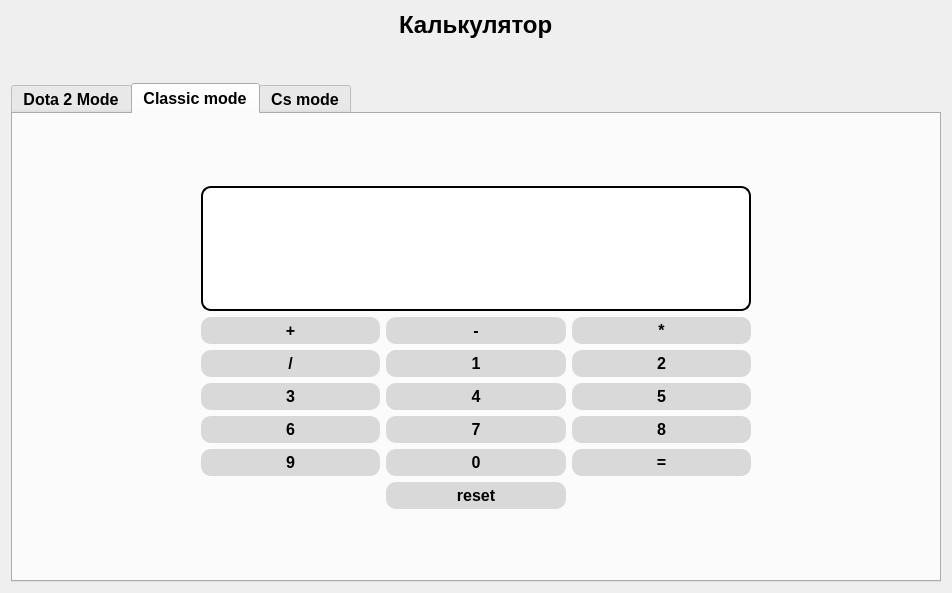
This is templates/calc.ui in VANT00Z/Game-Helper as Qt 5 draws it before an edit. The edited form follows.
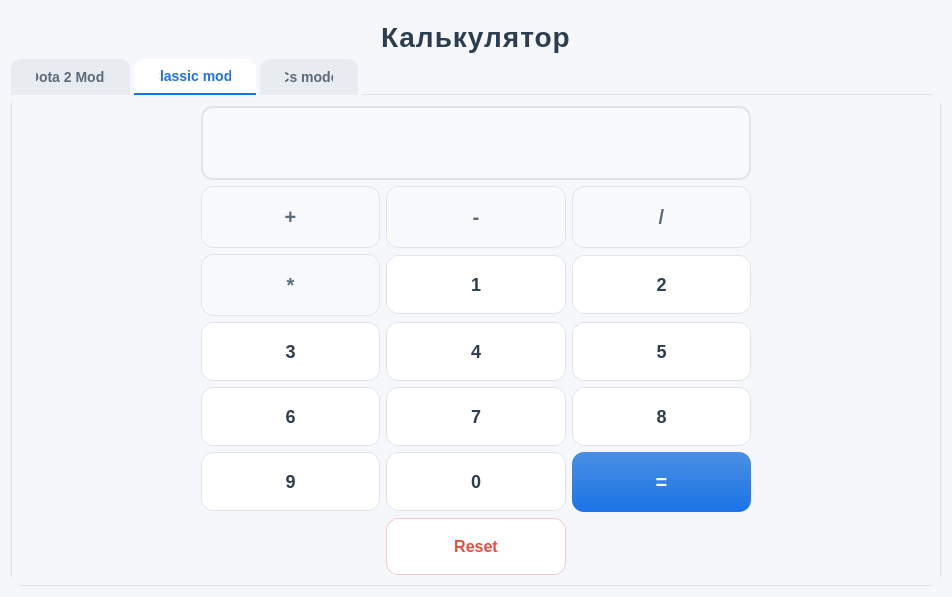
This is the edited form. The open tabs and pages were chosen to show the change.

What changed in the file:
```diff
--- a/templates/calc.ui
+++ b/templates/calc.ui
@@ -10,6 +10,9 @@
     <height>593</height>
    </rect>
   </property>
+  <property name="styleSheet">
+   <string notr="true">background-color: #f5f7fa;</string>
+  </property>
   <property name="windowTitle">
    <string>Form</string>
   </property>
@@ -32,7 +35,7 @@
      <item row="0" column="0" alignment="Qt::AlignHCenter|Qt::AlignTop">
       <widget class="QLabel" name="titleLabel">
        <property name="styleSheet">
-        <string notr="true">font-size: 24px; font-weight: 900;</string>
+        <string notr="true">font-size: 28px; font-weight: 700; color: #2c3e50; letter-spacing: 1px; margin-top: 10px;</string>
        </property>
        <property name="text">
         <string>Калькулятор</string>
@@ -45,7 +48,33 @@
         <cursorShape>PointingHandCursor</cursorShape>
        </property>
        <property name="styleSheet">
-        <string notr="true">font-weight: 900; font-size: 16px;</string>
+        <string notr="true">
+         QTabWidget::pane {
+             border: 1px solid #e0e0e0;
+             border-radius: 12px;
+             background: #ffffff;
+             margin-top: -1px;
+         }
+         QTabBar::tab {
+             background: #e8ecf1;
+             color: #5a6a7a;
+             font-weight: 600;
+             font-size: 14px;
+             padding: 10px 25px;
+             margin-right: 4px;
+             border-top-left-radius: 10px;
+             border-top-right-radius: 10px;
+         }
+         QTabBar::tab:selected {
+             background: #ffffff;
+             color: #1a73e8;
+             border-bottom: 2px solid #1a73e8;
+         }
+         QTabBar::tab:hover:!selected {
+             background: #dce3eb;
+             color: #2c3e50;
+         }
+        </string>
        </property>
        <property name="currentIndex">
         <number>2</number>
@@ -224,8 +253,16 @@
            <item row="1" column="1" colspan="3">
             <widget class="QLabel" name="answer">
              <property name="styleSheet">
-              <string notr="true">font-size: 24px; font-weight: 900; border-radius: 10px; background-color: white;
-border: solid; border-width: 2px;</string>
+              <string notr="true">
+               font-size: 28px;
+               font-weight: 600;
+               color: #2c3e50;
+               background: #f8f9fa;
+               border: 2px solid #e0e4e8;
+               border-radius: 12px;
+               padding: 15px;
+               min-height: 40px;
+              </string>
              </property>
              <property name="text">
               <string/>
@@ -235,8 +272,24 @@
            <item row="4" column="3">
             <widget class="QPushButton" name="fiveButton">
              <property name="styleSheet">
-              <string notr="true">background-color: rgba(217, 217, 217, 1); font-size: 16px; padding: 4px; 
-border-radius: 10px; font-weight: 900; </string>
+              <string notr="true">
+               QPushButton {
+                   background: #ffffff;
+                   color: #2c3e50;
+                   font-size: 18px;
+                   font-weight: 600;
+                   padding: 18px;
+                   border-radius: 12px;
+                   border: 1px solid #e0e4e8;
+               }
+               QPushButton:hover {
+                   background: #f0f4f8;
+                   border-color: #c0c8d0;
+               }
+               QPushButton:pressed {
+                   background: #e2e8f0;
+               }
+              </string>
              </property>
              <property name="text">
               <string>5</string>
@@ -246,8 +299,24 @@
            <item row="5" column="2">
             <widget class="QPushButton" name="sevenButton">
              <property name="styleSheet">
-              <string notr="true">background-color: rgba(217, 217, 217, 1); font-size: 16px; padding: 4px; 
-border-radius: 10px; font-weight: 900; </string>
+              <string notr="true">
+               QPushButton {
+                   background: #ffffff;
+                   color: #2c3e50;
+                   font-size: 18px;
+                   font-weight: 600;
+                   padding: 18px;
+                   border-radius: 12px;
+                   border: 1px solid #e0e4e8;
+               }
+               QPushButton:hover {
+                   background: #f0f4f8;
+                   border-color: #c0c8d0;
+               }
+               QPushButton:pressed {
+                   background: #e2e8f0;
+               }
+              </string>
              </property>
              <property name="text">
               <string>7</string>
@@ -283,8 +352,23 @@
            <item row="6" column="3">
             <widget class="QPushButton" name="equalsButton">
              <property name="styleSheet">
-              <string notr="true">background-color: rgba(217, 217, 217, 1); font-size: 16px; padding: 4px; 
-border-radius: 10px; font-weight: 900; </string>
+              <string notr="true">
+               QPushButton {
+                   background: qlineargradient(x1:0, y1:0, x2:0, y2:1, stop:0 #4a90e2, stop:1 #1a73e8);
+                   color: white;
+                   font-size: 20px;
+                   font-weight: 700;
+                   padding: 18px;
+                   border-radius: 12px;
+                   border: none;
+               }
+               QPushButton:hover {
+                   background: qlineargradient(x1:0, y1:0, x2:0, y2:1, stop:0 #5a9ff2, stop:1 #2a83f8);
+               }
+               QPushButton:pressed {
+                   background: qlineargradient(x1:0, y1:0, x2:0, y2:1, stop:0 #3a80d2, stop:1 #0a63d8);
+               }
+              </string>
              </property>
              <property name="text">
               <string>=</string>
@@ -307,8 +391,24 @@
            <item row="4" column="1">
             <widget class="QPushButton" name="threeButton">
              <property name="styleSheet">
-              <string notr="true">background-color: rgba(217, 217, 217, 1); font-size: 16px; padding: 4px; 
-border-radius: 10px; font-weight: 900; </string>
+              <string notr="true">
+               QPushButton {
+                   background: #ffffff;
+                   color: #2c3e50;
+                   font-size: 18px;
+                   font-weight: 600;
+                   padding: 18px;
+                   border-radius: 12px;
+                   border: 1px solid #e0e4e8;
+               }
+               QPushButton:hover {
+                   background: #f0f4f8;
+                   border-color: #c0c8d0;
+               }
+               QPushButton:pressed {
+                   background: #e2e8f0;
+               }
+              </string>
              </property>
              <property name="text">
               <string>3</string>
@@ -318,8 +418,24 @@
            <item row="6" column="1">
             <widget class="QPushButton" name="nineButton">
              <property name="styleSheet">
-              <string notr="true">background-color: rgba(217, 217, 217, 1); font-size: 16px; padding: 4px; 
-border-radius: 10px; font-weight: 900; </string>
+              <string notr="true">
+               QPushButton {
+                   background: #ffffff;
+                   color: #2c3e50;
+                   font-size: 18px;
+                   font-weight: 600;
+                   padding: 18px;
+                   border-radius: 12px;
+                   border: 1px solid #e0e4e8;
+               }
+               QPushButton:hover {
+                   background: #f0f4f8;
+                   border-color: #c0c8d0;
+               }
+               QPushButton:pressed {
+                   background: #e2e8f0;
+               }
+              </string>
              </property>
              <property name="text">
               <string>9</string>
@@ -329,19 +445,51 @@
            <item row="7" column="2">
             <widget class="QPushButton" name="resetButton">
              <property name="styleSheet">
-              <string notr="true">background-color: rgba(217, 217, 217, 1); font-size: 16px; padding: 4px; 
-border-radius: 10px; font-weight: 900; </string>
+              <string notr="true">
+               QPushButton {
+                   background: #ffffff;
+                   color: #e74c3c;
+                   font-size: 16px;
+                   font-weight: 600;
+                   padding: 18px;
+                   border-radius: 12px;
+                   border: 1px solid #f5c6cb;
+               }
+               QPushButton:hover {
+                   background: #fdf2f3;
+                   border-color: #e74c3c;
+               }
+               QPushButton:pressed {
+                   background: #fce8e6;
+               }
+              </string>
              </property>
              <property name="text">
-              <string>reset</string>
+              <string>Reset</string>
              </property>
             </widget>
            </item>
            <item row="5" column="1">
             <widget class="QPushButton" name="sixButton">
              <property name="styleSheet">
-              <string notr="true">background-color: rgba(217, 217, 217, 1); font-size: 16px; padding: 4px; 
-border-radius: 10px; font-weight: 900; </string>
+              <string notr="true">
+               QPushButton {
+                   background: #ffffff;
+                   color: #2c3e50;
+                   font-size: 18px;
+                   font-weight: 600;
+                   padding: 18px;
+                   border-radius: 12px;
+                   border: 1px solid #e0e4e8;
+               }
+               QPushButton:hover {
+                   background: #f0f4f8;
+                   border-color: #c0c8d0;
+               }
+               QPushButton:pressed {
+                   background: #e2e8f0;
+               }
+              </string>
              </property>
              <property name="text">
               <string>6</string>
@@ -351,8 +499,24 @@
            <item row="4" column="2">
             <widget class="QPushButton" name="fourButton">
              <property name="styleSheet">
-              <string notr="true">background-color: rgba(217, 217, 217, 1); font-size: 16px; padding: 4px; 
-border-radius: 10px; font-weight: 900; </string>
+              <string notr="true">
+               QPushButton {
+                   background: #ffffff;
+                   color: #2c3e50;
+                   font-size: 18px;
+                   font-weight: 600;
+                   padding: 18px;
+                   border-radius: 12px;
+                   border: 1px solid #e0e4e8;
+               }
+               QPushButton:hover {
+                   background: #f0f4f8;
+                   border-color: #c0c8d0;
+               }
+               QPushButton:pressed {
+                   background: #e2e8f0;
+               }
+              </string>
              </property>
              <property name="text">
               <string>4</string>
@@ -362,8 +526,24 @@
            <item row="3" column="2">
             <widget class="QPushButton" name="oneButton">
              <property name="styleSheet">
-              <string notr="true">background-color: rgba(217, 217, 217, 1); font-size: 16px; padding: 4px; 
-border-radius: 10px; font-weight: 900; </string>
+              <string notr="true">
+               QPushButton {
+                   background: #ffffff;
+                   color: #2c3e50;
+                   font-size: 18px;
+                   font-weight: 600;
+                   padding: 18px;
+                   border-radius: 12px;
+                   border: 1px solid #e0e4e8;
+               }
+               QPushButton:hover {
+                   background: #f0f4f8;
+                   border-color: #c0c8d0;
+               }
+               QPushButton:pressed {
+                   background: #e2e8f0;
+               }
+              </string>
              </property>
              <property name="text">
               <string>1</string>
@@ -373,8 +553,24 @@
            <item row="6" column="2">
             <widget class="QPushButton" name="zeroButton">
              <property name="styleSheet">
-              <string notr="true">background-color: rgba(217, 217, 217, 1); font-size: 16px; padding: 4px; 
-border-radius: 10px; font-weight: 900; </string>
+              <string notr="true">
+               QPushButton {
+                   background: #ffffff;
+                   color: #2c3e50;
+                   font-size: 18px;
+                   font-weight: 600;
+                   padding: 18px;
+                   border-radius: 12px;
+                   border: 1px solid #e0e4e8;
+               }
+               QPushButton:hover {
+                   background: #f0f4f8;
+                   border-color: #c0c8d0;
+               }
+               QPushButton:pressed {
+                   background: #e2e8f0;
+               }
+              </string>
              </property>
              <property name="text">
               <string>0</string>
@@ -384,8 +580,24 @@
            <item row="5" column="3">
             <widget class="QPushButton" name="eightButton">
              <property name="styleSheet">
-              <string notr="true">background-color: rgba(217, 217, 217, 1); font-size: 16px; padding: 4px; 
-border-radius: 10px; font-weight: 900; </string>
+              <string notr="true">
+               QPushButton {
+                   background: #ffffff;
+                   color: #2c3e50;
+                   font-size: 18px;
+                   font-weight: 600;
+                   padding: 18px;
+                   border-radius: 12px;
+                   border: 1px solid #e0e4e8;
+               }
+               QPushButton:hover {
+                   background: #f0f4f8;
+                   border-color: #c0c8d0;
+               }
+               QPushButton:pressed {
+                   background: #e2e8f0;
+               }
+              </string>
              </property>
              <property name="text">
               <string>8</string>
@@ -395,8 +607,24 @@
            <item row="2" column="1">
             <widget class="QPushButton" name="plusButton">
              <property name="styleSheet">
-              <string notr="true">background-color: rgba(217, 217, 217, 1); font-size: 16px; padding: 4px; 
-border-radius: 10px; font-weight: 900; </string>
+              <string notr="true">
+               QPushButton {
+                   background: #f8f9fa;
+                   color: #5a6a7a;
+                   font-size: 20px;
+                   font-weight: 600;
+                   padding: 18px;
+                   border-radius: 12px;
+                   border: 1px solid #e0e4e8;
+               }
+               QPushButton:hover {
+                   background: #e8ecf1;
+                   border-color: #b0bec5;
+               }
+               QPushButton:pressed {
+                   background: #dce3eb;
+               }
+              </string>
              </property>
              <property name="text">
               <string>+</string>
@@ -406,8 +634,24 @@
            <item row="3" column="3">
             <widget class="QPushButton" name="twoButton">
              <property name="styleSheet">
-              <string notr="true">background-color: rgba(217, 217, 217, 1); font-size: 16px; padding: 4px; 
-border-radius: 10px; font-weight: 900; </string>
+              <string notr="true">
+               QPushButton {
+                   background: #ffffff;
+                   color: #2c3e50;
+                   font-size: 18px;
+                   font-weight: 600;
+                   padding: 18px;
+                   border-radius: 12px;
+                   border: 1px solid #e0e4e8;
+               }
+               QPushButton:hover {
+                   background: #f0f4f8;
+                   border-color: #c0c8d0;
+               }
+               QPushButton:pressed {
+                   background: #e2e8f0;
+               }
+              </string>
              </property>
              <property name="text">
               <string>2</string>
@@ -417,8 +661,24 @@
            <item row="2" column="2">
             <widget class="QPushButton" name="minusButton">
              <property name="styleSheet">
-              <string notr="true">background-color: rgba(217, 217, 217, 1); font-size: 16px; padding: 4px; 
-border-radius: 10px; font-weight: 900; </string>
+              <string notr="true">
+               QPushButton {
+                   background: #f8f9fa;
+                   color: #5a6a7a;
+                   font-size: 20px;
+                   font-weight: 600;
+                   padding: 18px;
+                   border-radius: 12px;
+                   border: 1px solid #e0e4e8;
+               }
+               QPushButton:hover {
+                   background: #e8ecf1;
+                   border-color: #b0bec5;
+               }
+               QPushButton:pressed {
+                   background: #dce3eb;
+               }
+              </string>
              </property>
              <property name="text">
               <string>-</string>
@@ -428,22 +688,54 @@
            <item row="2" column="3">
             <widget class="QPushButton" name="divideButton">
              <property name="styleSheet">
-              <string notr="true">background-color: rgba(217, 217, 217, 1); font-size: 16px; padding: 4px; 
-border-radius: 10px; font-weight: 900; </string>
+              <string notr="true">
+               QPushButton {
+                   background: #f8f9fa;
+                   color: #5a6a7a;
+                   font-size: 20px;
+                   font-weight: 600;
+                   padding: 18px;
+                   border-radius: 12px;
+                   border: 1px solid #e0e4e8;
+               }
+               QPushButton:hover {
+                   background: #e8ecf1;
+                   border-color: #b0bec5;
+               }
+               QPushButton:pressed {
+                   background: #dce3eb;
+               }
+              </string>
              </property>
              <property name="text">
-              <string>*</string>
+              <string>/</string>
              </property>
             </widget>
            </item>
            <item row="3" column="1">
             <widget class="QPushButton" name="multiplyButton">
              <property name="styleSheet">
-              <string notr="true">background-color: rgba(217, 217, 217, 1); font-size: 16px; padding: 4px; 
-border-radius: 10px; font-weight: 900; </string>
+              <string notr="true">
+               QPushButton {
+                   background: #f8f9fa;
+                   color: #5a6a7a;
+                   font-size: 20px;
+                   font-weight: 600;
+                   padding: 18px;
+                   border-radius: 12px;
+                   border: 1px solid #e0e4e8;
+               }
+               QPushButton:hover {
+                   background: #e8ecf1;
+                   border-color: #b0bec5;
+               }
+               QPushButton:pressed {
+                   background: #dce3eb;
+               }
+              </string>
              </property>
              <property name="text">
-              <string>/</string>
+              <string>*</string>
              </property>
             </widget>
            </item>
```
Left out of the diff: 291 changed lines with no effect on the pictures.
